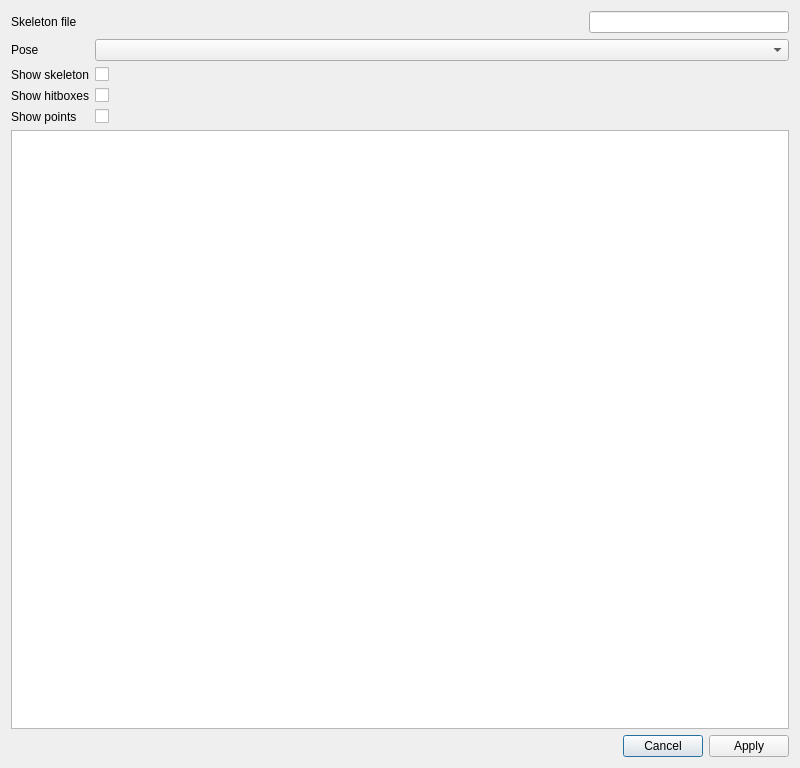
Old version of the form dsvedit/skeleton_editor.ui in the repository LagoLunatic/DSVEdit.
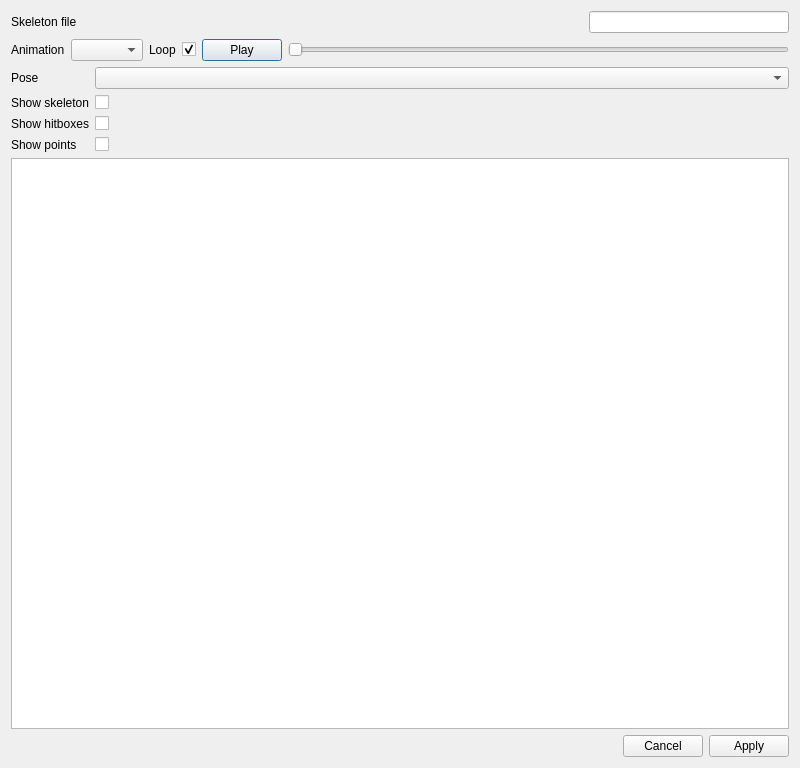
New version of the form.

Commit message: Skeleton viewer: Add ability to play skeletal animations

Patch:
```diff
--- a/dsvedit/skeleton_editor.ui
+++ b/dsvedit/skeleton_editor.ui
@@ -35,57 +35,102 @@
      </item>
     </layout>
    </item>
+   <item>
+    <layout class="QHBoxLayout" name="horizontalLayout_2">
+     <item>
+      <widget class="QLabel" name="label_3">
+       <property name="text">
+        <string>Animation</string>
+       </property>
+      </widget>
+     </item>
+     <item>
+      <widget class="QComboBox" name="animation_index"/>
+     </item>
+     <item>
+      <widget class="QLabel" name="label_4">
+       <property name="text">
+        <string>Loop</string>
+       </property>
+      </widget>
+     </item>
+     <item>
+      <widget class="QCheckBox" name="loop_animation">
+       <property name="text">
+        <string/>
+       </property>
+       <property name="checked">
+        <bool>true</bool>
+       </property>
+      </widget>
+     </item>
+     <item>
+      <widget class="QPushButton" name="toggle_paused_button">
+       <property name="text">
+        <string>Play</string>
+       </property>
+      </widget>
+     </item>
+     <item>
+      <widget class="QSlider" name="seek_slider">
+       <property name="orientation">
+        <enum>Qt::Horizontal</enum>
+       </property>
+      </widget>
+     </item>
+    </layout>
+   </item>
    <item>
     <layout class="QFormLayout" name="formLayout_3">
      <property name="fieldGrowthPolicy">
       <enum>QFormLayout::AllNonFixedFieldsGrow</enum>
      </property>
-     <item row="0" column="0">
+     <item row="1" column="0">
       <widget class="QLabel" name="label_6">
        <property name="text">
         <string>Pose</string>
        </property>
       </widget>
      </item>
-     <item row="0" column="1">
+     <item row="1" column="1">
       <widget class="QComboBox" name="pose_index"/>
      </item>
-     <item row="1" column="0">
+     <item row="2" column="0">
       <widget class="QLabel" name="label_5">
        <property name="text">
         <string>Show skeleton</string>
        </property>
       </widget>
      </item>
-     <item row="1" column="1">
+     <item row="2" column="1">
       <widget class="QCheckBox" name="show_skeleton">
        <property name="text">
         <string/>
        </property>
       </widget>
      </item>
-     <item row="2" column="0">
+     <item row="3" column="0">
       <widget class="QLabel" name="label">
        <property name="text">
         <string>Show hitboxes</string>
        </property>
       </widget>
      </item>
-     <item row="2" column="1">
+     <item row="3" column="1">
       <widget class="QCheckBox" name="show_hitboxes">
        <property name="text">
         <string/>
        </property>
       </widget>
      </item>
-     <item row="3" column="0">
+     <item row="4" column="0">
       <widget class="QLabel" name="label_2">
        <property name="text">
         <string>Show points</string>
        </property>
       </widget>
      </item>
-     <item row="3" column="1">
+     <item row="4" column="1">
       <widget class="QCheckBox" name="show_points">
        <property name="text">
         <string/>
```
The commit also changes 2 other files.
